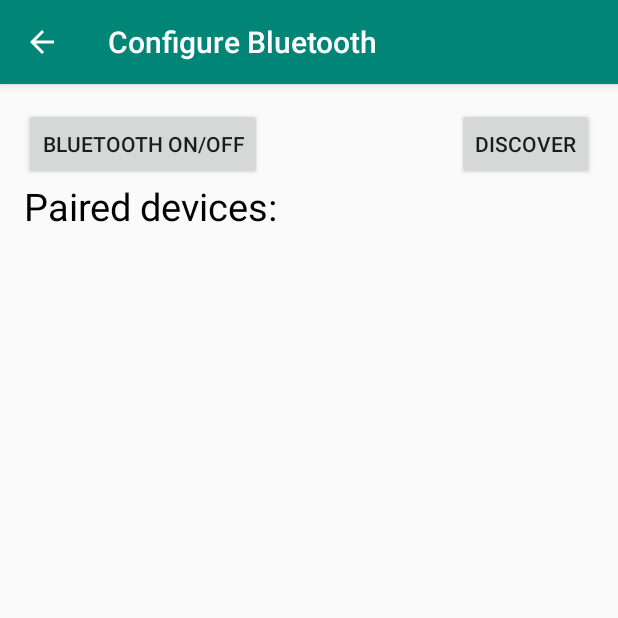
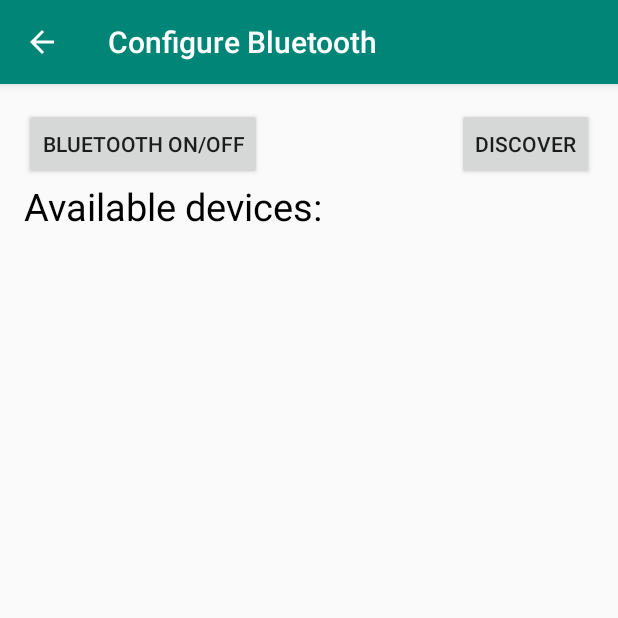
Before and after one commit to auszhang/ECE180D-Project, an Android app: the DisplayBluetoothSetup screen opened directly, with no data from a screen before it, after a tap on "DISCOVER", on a phone screen of 412 x 824 dp, the top half of it. Run offline under Robolectric (Android 15) with nearby library versions, the phone set to English and light mode, and no system bars.

Commit message:
displays list of available devices

```diff
--- a/CapApp/app/src/main/AndroidManifest.xml
+++ b/CapApp/app/src/main/AndroidManifest.xml
@@ -2,12 +2,14 @@
 <manifest xmlns:android="http://schemas.android.com/apk/res/android"
     package="com.example.capapp">
 
+    <uses-feature android:name="android.hardware.bluetooth"/>
     <uses-permission android:name="android.permission.BLUETOOTH" />
     <uses-permission android:name="android.permission.BLUETOOTH_ADMIN" />
     <!--
  If your app targets Android 9 or lower, you can declare
          ACCESS_COARSE_LOCATION instead.
     -->
+    <uses-permission android:name="android.permission.ACCESS_COARSE_LOCATION" />
     <uses-permission android:name="android.permission.ACCESS_FINE_LOCATION" />
 
     <application
--- a/CapApp/app/src/main/java/com/example/capapp/DisplayBluetoothSetup.java
+++ b/CapApp/app/src/main/java/com/example/capapp/DisplayBluetoothSetup.java
@@ -2,10 +2,14 @@ package com.example.capapp;
 
 import androidx.appcompat.app.AppCompatActivity;
 
+import android.Manifest;
 import android.bluetooth.BluetoothAdapter;
 import android.bluetooth.BluetoothDevice;
+import android.content.BroadcastReceiver;
+import android.content.Context;
 import android.content.Intent;
 import android.content.IntentFilter;
+import android.os.Build;
 import android.os.Bundle;
 import android.util.Log;
 import android.view.View;
@@ -14,14 +18,14 @@ import android.widget.Button;
 import android.widget.ListView;
 import android.widget.Toast;
 
+import java.lang.reflect.Array;
 import java.util.ArrayList;
 import java.util.Set;
 
 public class DisplayBluetoothSetup extends AppCompatActivity {
     private static final String TAG = "DisplayBluetoothSetup";
-    Button b1,b2,b3,b4;
     private BluetoothAdapter BA;
-    private Set<BluetoothDevice> pairedDevices;
+    private ArrayList<BluetoothDevice> deviceArrayList = new ArrayList<>();
     private DeviceListAdapter mDeviceAdapter;
     ListView lv;
 
@@ -33,10 +37,12 @@ public class DisplayBluetoothSetup extends AppCompatActivity {
         setContentView(R.layout.activity_display_bluetooth_setup);
 
         Button button_on_off = (Button) findViewById((R.id.button_on_off));
-        b2=(Button)findViewById(R.id.button2);
+        Button discover_button =(Button)findViewById(R.id.discover_button);
+        lv = (ListView)findViewById(R.id.listView);
 
         BA = BluetoothAdapter.getDefaultAdapter();
-        lv = (ListView)findViewById(R.id.listView);
+
+        deviceArrayList = new ArrayList<>();
 
         button_on_off.setOnClickListener(new View.OnClickListener() {
             @Override
@@ -56,31 +62,118 @@ public class DisplayBluetoothSetup extends AppCompatActivity {
             Intent enableBTIntent = new Intent(BluetoothAdapter.ACTION_REQUEST_ENABLE);
             startActivity(enableBTIntent);
             IntentFilter BTIntent = new IntentFilter(BluetoothAdapter.ACTION_STATE_CHANGED);
+            registerReceiver(mBroadcastReceiver1, BTIntent);
         }
         if(BA.isEnabled()){
             Log.d(TAG, "enableDisableBT: disabling BT.");
             BA.disable();
             Toast.makeText(getApplicationContext(), "Bluetooth has been disabled successfully." ,Toast.LENGTH_LONG).show();
             IntentFilter BTIntent = new IntentFilter(BluetoothAdapter.ACTION_STATE_CHANGED);
+            registerReceiver(mBroadcastReceiver1, BTIntent);
         }
 
     }
 
-    public void visible(View v){
-        Intent getVisible = new Intent(BluetoothAdapter.ACTION_REQUEST_DISCOVERABLE);
-        startActivityForResult(getVisible, 0);
+    public void findDevices(View view) {
+        Log.d(TAG, "btnDiscover: Looking for unpaired devices.");
+
+        if(BA.isDiscovering()){
+            BA.cancelDiscovery();
+            Log.d(TAG, "btnDiscover: Canceling discovery.");
+
+            //check BT permissions in manifest
+            checkBTPermissions();
+
+            BA.startDiscovery();
+            IntentFilter discoverDevicesIntent = new IntentFilter(BluetoothDevice.ACTION_FOUND);
+            registerReceiver(mBroadcastReceiver3, discoverDevicesIntent);
+        }
+        if(!BA.isDiscovering()){
+
+            //check BT permissions in manifest
+            checkBTPermissions();
+
+            BA.startDiscovery();
+            IntentFilter discoverDevicesIntent = new IntentFilter(BluetoothDevice.ACTION_FOUND);
+            registerReceiver(mBroadcastReceiver3, discoverDevicesIntent);
+        }
     }
 
-    public void list(View v){
-        pairedDevices = BA.getBondedDevices();
+    private void checkBTPermissions() {
+        if(Build.VERSION.SDK_INT > Build.VERSION_CODES.LOLLIPOP){
+            int permissionCheck = this.checkSelfPermission("Manifest.permission.ACCESS_FINE_LOCATION");
+            permissionCheck += this.checkSelfPermission("Manifest.permission.ACCESS_COARSE_LOCATION");
+            if (permissionCheck != 0) {
 
-        ArrayList list = new ArrayList();
+                this.requestPermissions(new String[]{Manifest.permission.ACCESS_FINE_LOCATION, Manifest.permission.ACCESS_COARSE_LOCATION}, 1001); //Any number
+            }
+        }else{
+            Log.d(TAG, "checkBTPermissions: No need to check permissions. SDK version < LOLLIPOP.");
+        }
+    }
 
-        for(BluetoothDevice bt : pairedDevices) list.add(bt.getName());
-        Toast.makeText(getApplicationContext(), "Showing Paired Devices",Toast.LENGTH_SHORT).show();
+    // Create a BroadcastReceiver for ACTION_FOUND
+    private final BroadcastReceiver mBroadcastReceiver1 = new BroadcastReceiver() {
+        public void onReceive(Context context, Intent intent) {
+            String action = intent.getAction();
+            // When discovery finds a device
+            if (action.equals(BA.ACTION_STATE_CHANGED)) {
+                final int state = intent.getIntExtra(BluetoothAdapter.EXTRA_STATE, BA.ERROR);
 
-        final ArrayAdapter adapter = new  ArrayAdapter(this,android.R.layout.simple_list_item_1, list);
+                switch(state){
+                    case BluetoothAdapter.STATE_OFF:
+                        Log.d(TAG, "onReceive: STATE OFF");
+                        break;
+                    case BluetoothAdapter.STATE_TURNING_OFF:
+                        Log.d(TAG, "mBroadcastReceiver1: STATE TURNING OFF");
+                        break;
+                    case BluetoothAdapter.STATE_ON:
+                        Log.d(TAG, "mBroadcastReceiver1: STATE ON");
+                        break;
+                    case BluetoothAdapter.STATE_TURNING_ON:
+                        Log.d(TAG, "mBroadcastReceiver1: STATE TURNING ON");
+                        break;
+                }
+            }
+        }
+    };
 
-        lv.setAdapter(adapter);
-    }
+    /**
+     * Broadcast Receiver for listing devices that are not yet paired
+     * -Executed by btnDiscover() method.
+     */
+    private BroadcastReceiver mBroadcastReceiver3 = new BroadcastReceiver() {
+        @Override
+        public void onReceive(Context context, Intent intent) {
+            final String action = intent.getAction();
+            Log.d(TAG, "onReceive: ACTION FOUND.");
+
+            if (action.equals(BluetoothDevice.ACTION_FOUND)){
+                BluetoothDevice device = intent.getParcelableExtra (BluetoothDevice.EXTRA_DEVICE);
+                deviceArrayList.add(device);
+                Log.d(TAG, "onReceive: " + device.getName() + ": " + device.getAddress());
+                mDeviceAdapter = new DeviceListAdapter(context, R.layout.device_adapter_view, deviceArrayList);
+                lv.setAdapter(mDeviceAdapter);
+            }
+        }
+    };
+
+
+//    public void visible(View v){
+//        Intent getVisible = new Intent(BluetoothAdapter.ACTION_REQUEST_DISCOVERABLE);
+//        startActivityForResult(getVisible, 0);
+//    }
+
+//    public void list(View v){
+//        pairedDevices = BA.getBondedDevices();
+//
+//        ArrayList list = new ArrayList();
+//
+//        for(BluetoothDevice bt : pairedDevices) list.add(bt.getName());
+//        Toast.makeText(getApplicationContext(), "Showing Paired Devices",Toast.LENGTH_SHORT).show();
+//
+//        final ArrayAdapter adapter = new  ArrayAdapter(this,android.R.layout.simple_list_item_1, list);
+//
+//        lv.setAdapter(adapter);
+//    }
 }
--- a/CapApp/app/src/main/res/layout/activity_display_bluetooth_setup.xml
+++ b/CapApp/app/src/main/res/layout/activity_display_bluetooth_setup.xml
@@ -24,12 +24,12 @@
 
     <Button
         android:text="Discover"
-        android:id="@+id/button2"
+        android:id="@+id/discover_button"
         android:layout_width="wrap_content"
         android:layout_height="wrap_content"
         android:layout_alignParentTop="true"
         android:layout_alignParentRight="true"
-        android:onClick="visible" />
+        android:onClick="findDevices" />
 
     <ListView
         android:layout_width="wrap_content"
@@ -43,11 +43,11 @@
     <TextView
         android:layout_width="wrap_content"
         android:layout_height="wrap_content"
-        android:text="Paired devices:"
+        android:text="Available devices:"
         android:id="@+id/textView2"
         android:textColor="#000000"
         android:textSize="25dp"
-        android:layout_below="@+id/button2"
+        android:layout_below="@+id/button_on_off"
         android:layout_alignLeft="@+id/listView"
         android:layout_alignStart="@+id/listView" />
 
```
Also changed, not shown: 62 other files.
